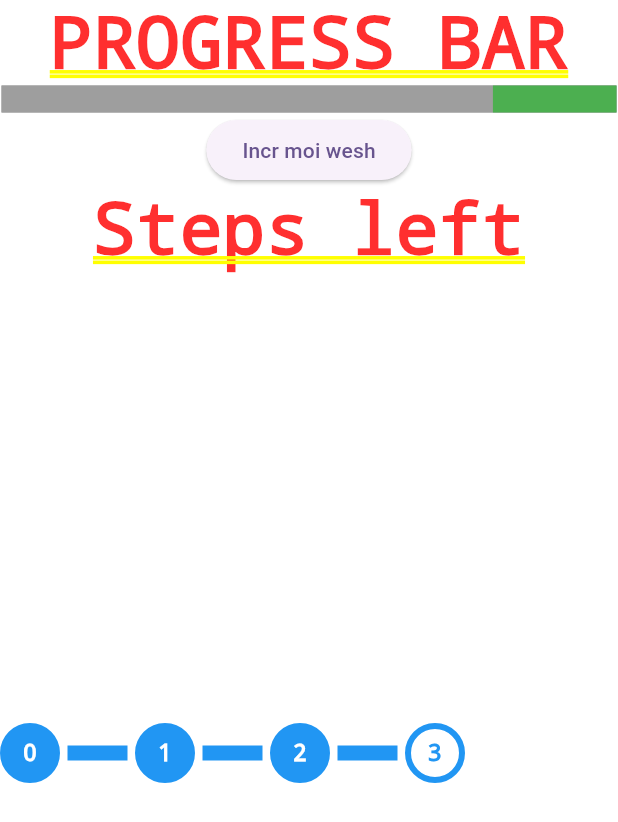
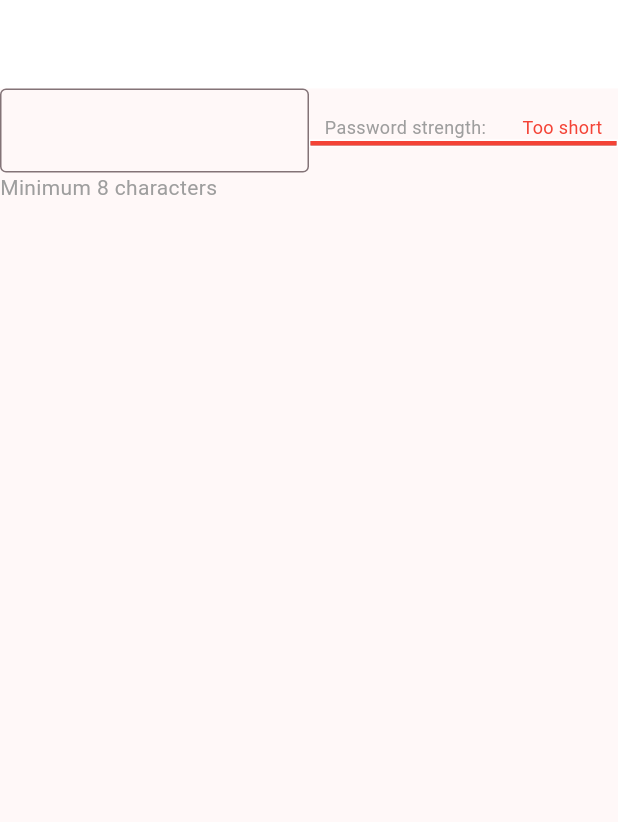
Before and after one commit to Aiveriwhair/TDDC73, a Flutter app: the screen it shows after launch, on a phone screen of 412 x 824 dp. Shown: the top 822 px of the screen. Run offline on Flutter 3.47's test engine with Material 3 defaults, Android fonts, the phone set to English and light mode, and no system bars.

Commit message:
Password strenght meter implementation

```diff
--- a/project/lib/main.dart
+++ b/project/lib/main.dart
@@ -1,11 +1,11 @@
 import 'package:flutter/material.dart';
-import 'package:loading_bar_widget/widgets/progress_bar_widget.dart';
-import 'package:loading_bar_widget/widgets/steps_left_widget.dart';
+import 'package:loading_bar_widget/widgets/pass_strenght_meter_widget.dart';
 
 void main() {
   runApp(const AppTest());
 }
-class AppTest extends StatefulWidget{
+
+class AppTest extends StatefulWidget {
   const AppTest({super.key});
 
   @override
@@ -20,25 +20,37 @@ class AppTestState extends State<AppTest> {
         title: 'Progress bar library',
         debugShowCheckedModeBanner: false,
         theme: ThemeData(
-        colorScheme: ColorScheme.fromSeed(seedColor: Colors.deepPurple),
+          colorScheme: ColorScheme.fromSeed(
+              seedColor: Colors.black, secondary: Colors.white),
           useMaterial3: true,
         ),
-      home: SafeArea(child: Column(children: [
-        const Text("PROGRESS BAR"),
-        ProgressBarWidget(
-          progressDirection: ProgressDirection.rightToLeft,
-            maxValue: 100,
-          barHeight: 20,
-          currentValue: currentValue,
-        ),
-        ElevatedButton(onPressed: (){
-          setState(() {
-            currentValue+=10;
-          });
-        }, child: Text("Incr moi wesh")),
-        const Text("Steps left"),
-        StepsLeftWidget(steps: const ["Order placed", "In review", "Approval", "End"], currentStep: 3)
-      ])),
+        home: SafeArea(
+            child: Column(
+          children: [
+            const Padding(
+                padding: EdgeInsets.all(18.0),
+                child: Text("Password strength meter",
+                    style: TextStyle(
+                        fontSize: 20,
+                        color: Colors.white,
+                        decoration: TextDecoration.none))),
+            Expanded(child: PasswordStrMeterWidget()),
+          ],
+        ))
+        // const Text("PROGRESS BAR"),
+        // ProgressBarWidget(
+        //   progressDirection: ProgressDirection.rightToLeft,
+        //     maxValue: 100,
+        //   barHeight: 20,
+        //   currentValue: currentValue,
+        // ),
+        // ElevatedButton(onPressed: (){
+        //   setState(() {
+        //     currentValue+=10;
+        //   });
+        // }, child: Text("Incr moi wesh")),
+        // const Text("Steps left"),
+        // StepsLeftWidget(steps: const ["Order placed", "In review", "Approval", "End"], currentStep: 3)
         );
   }
 }
--- /dev/null
+++ b/project/lib/widgets/pass_strenght_meter_widget.dart
@@ -0,0 +1,209 @@
+import 'package:flutter/material.dart';
+
+enum PasswordStrength {
+  tooShort,
+  weak,
+  fair,
+  good,
+  strong,
+}
+
+class PasswordStrMeterWidget extends StatefulWidget {
+  final double barHeight;
+  final double borderWidth;
+  final Color borderColor;
+  final BorderRadiusGeometry? borderRadius;
+  final Color? backgroundColor;
+  final String? label;
+  final TextStyle? labelStyle;
+  final int animationDuration;
+  String password = "";
+
+  PasswordStrMeterWidget(
+      {Key? key,
+      this.barHeight = 5.0,
+      this.borderWidth = 1.0,
+      this.borderColor = Colors.white,
+      this.borderRadius,
+      this.backgroundColor = Colors.grey,
+      this.label,
+      this.labelStyle,
+      this.animationDuration = 200})
+      : super(key: key);
+
+  @override
+  State<StatefulWidget> createState() => PasswordStrMeterWidgetState();
+}
+
+class PasswordStrMeterWidgetState extends State<PasswordStrMeterWidget> {
+  @override
+  Widget build(BuildContext context) {
+    return Scaffold(
+        body: Column(crossAxisAlignment: CrossAxisAlignment.start, children: [
+      Row(
+        mainAxisAlignment: MainAxisAlignment.spaceEvenly,
+        children: [
+          Expanded(
+            child: TextField(
+              onChanged: (value) {
+                setState(() {
+                  widget.password = value;
+                });
+              },
+              obscureText: true,
+              decoration: const InputDecoration(
+                border: OutlineInputBorder(),
+              ),
+            ),
+          ),
+          Expanded(
+              child: Column(
+            children: [
+              Row(
+                mainAxisAlignment: MainAxisAlignment.spaceAround,
+                children: [
+                  const Text("Password strength: ",
+                      style: TextStyle(
+                          fontSize: 12,
+                          color: Colors.grey,
+                          decoration: TextDecoration.none)),
+                  Text(_getStrengthMessage(),
+                      style: TextStyle(
+                          fontSize: 12,
+                          color: _getProgressColor(),
+                          decoration: TextDecoration.none))
+                ],
+              ),
+              // Progress bar :
+              Container(
+                height: widget.barHeight,
+                width: MediaQuery.of(context).size.width * 0.8,
+                decoration: BoxDecoration(
+                  color: widget.backgroundColor,
+                  border: Border.all(
+                    color: widget.borderColor,
+                    width: widget.borderWidth,
+                  ),
+                  borderRadius: widget.borderRadius,
+                ),
+                child: AnimatedContainer(
+                  duration: Duration(milliseconds: widget.animationDuration),
+                  width: MediaQuery.of(context).size.width *
+                      0.8 *
+                      _getProgressPercentage(),
+                  decoration: BoxDecoration(
+                    color: _getProgressColor(),
+                    borderRadius: widget.borderRadius,
+                  ),
+                ),
+              ),
+            ],
+          ))
+        ],
+      ),
+      const Text("Minimum 8 characters",
+          style: TextStyle(
+              fontSize: 14,
+              color: Colors.grey,
+              decoration: TextDecoration.none)),
+    ]));
+  }
+
+  double _getProgressPercentage() {
+    switch (_getPasswordStrength()) {
+      case PasswordStrength.tooShort:
+        return 0.0;
+      case PasswordStrength.weak:
+        return 0.25;
+      case PasswordStrength.fair:
+        return 0.5;
+      case PasswordStrength.good:
+        return 0.75;
+      case PasswordStrength.strong:
+        return 1;
+      default:
+        return 0.0;
+    }
+  }
+
+  Color _getProgressColor() {
+    switch (_getPasswordStrength()) {
+      case PasswordStrength.tooShort:
+        return Colors.red;
+      case PasswordStrength.weak:
+        return Colors.orange;
+      case PasswordStrength.fair:
+        return Colors.yellow;
+      case PasswordStrength.good:
+        return Colors.green;
+      case PasswordStrength.strong:
+        return Colors.green;
+      default:
+        return Colors.red;
+    }
+  }
+
+  String _getStrengthMessage() {
+    switch (_getPasswordStrength()) {
+      case PasswordStrength.tooShort:
+        return "Too short";
+      case PasswordStrength.weak:
+        return "Weak";
+      case PasswordStrength.fair:
+        return "Fair";
+      case PasswordStrength.good:
+        return "Good";
+      case PasswordStrength.strong:
+        return "Strong";
+      default:
+        return "Too short";
+    }
+  }
+
+  PasswordStrength _getPasswordStrength() {
+    var password = widget.password;
+    int strengthScore = 0;
+    /*
+      Has more than 8 characters
+      Contains both lowercase and uppercase letters
+      Contains at least one numerical character
+      Contains special characters
+      Has more than 12 characters
+     */
+    if (password.length <= 8) return PasswordStrength.tooShort;
+    if (password.length > 8) {
+      strengthScore += 1;
+    }
+    if (password.contains(RegExp(r'[A-Z]'))) {
+      strengthScore += 1;
+    }
+    if (password.contains(RegExp(r'[a-z]'))) {
+      strengthScore += 1;
+    }
+    if (password.contains(RegExp(r'[0-9]'))) {
+      strengthScore += 1;
+    }
+    if (password.contains(RegExp(r'[!@#$%^&*(),.?":{}|<>]'))) {
+      strengthScore += 1;
+    }
+    if (password.length > 12) {
+      strengthScore += 1;
+    }
+    switch (strengthScore) {
+      case 1:
+        return PasswordStrength.weak;
+      case 2:
+        return PasswordStrength.weak;
+      case 3:
+        return PasswordStrength.fair;
+      case 4:
+        return PasswordStrength.fair;
+      case 5:
+        return PasswordStrength.good;
+      case 6:
+        return PasswordStrength.strong;
+      default:
+        return PasswordStrength.tooShort;
+    }
+  }
+}
```
Lines whose indentation alone changed are shown as unchanged.
